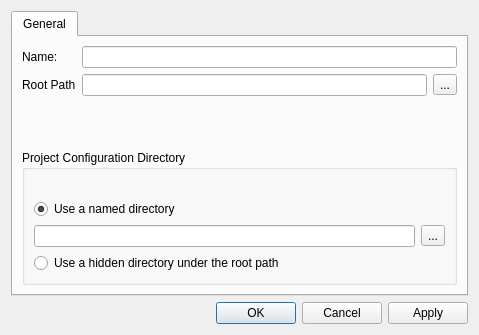
Above: kscope/app/projectdialog.ui from cpackham/kscope before the change. Below: the same form after it.
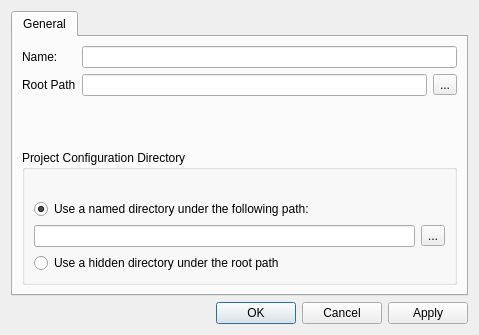
That is the form after the change.

Commit message: Fixed a string in the dialogue.

Diff of the .ui file:
```diff
--- a/kscope/app/projectdialog.ui
+++ b/kscope/app/projectdialog.ui
@@ -79,7 +79,7 @@
           <item>
            <widget class="QRadioButton" name="namedDirButton_" >
             <property name="text" >
-             <string>Use a named directory</string>
+             <string>Use a named directory under the following path:</string>
             </property>
             <property name="checked" >
              <bool>true</bool>
```
